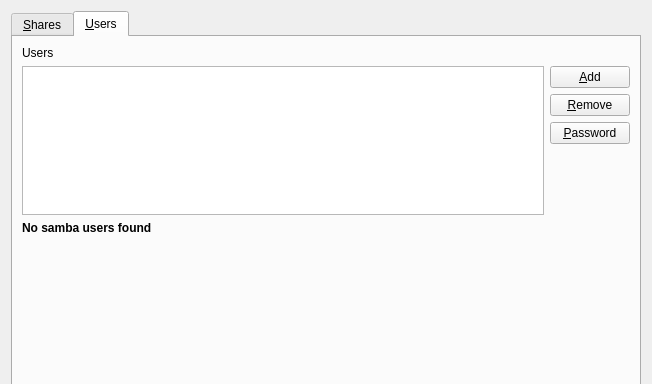
This is src/mainwindow.ui in MX-Linux/mx-samba-config as Qt 5 draws it before an edit; both pictures show x 0 to 652 and y 0 to 384 of the 652 by 578 pixel window. The edited form follows.
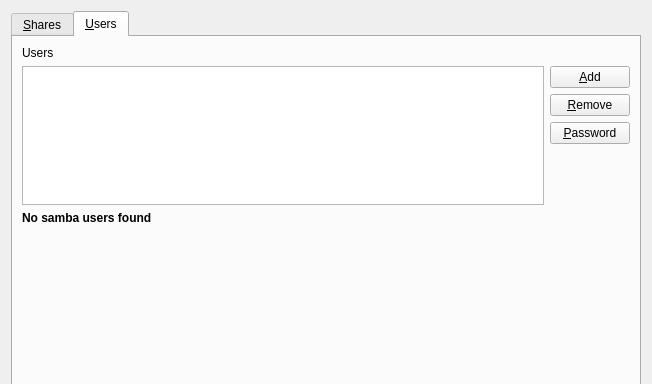
This is the edited form. The open tabs and pages were chosen to show the change. Icons and pictures are not drawn.

Commit message:
Tell users when Samba shares their home folder
The [homes] section most smb.conf files enable exports each Samba
user's home folder to that user, but it is not a usershare and never
appears in the share list. Show a note on the Users tab when testparm
reports the section, saying whether it is read-only, and explain it in
the help.

```diff
--- a/src/mainwindow.ui
+++ b/src/mainwindow.ui
@@ -194,6 +194,19 @@
           <widget class="QListWidget" name="listWidgetUsers"/>
          </item>
          <item row="6" column="0" colspan="2">
+          <widget class="QLabel" name="labelHomesNote">
+           <property name="visible">
+            <bool>false</bool>
+           </property>
+           <property name="textFormat">
+            <enum>Qt::PlainText</enum>
+           </property>
+           <property name="wordWrap">
+            <bool>true</bool>
+           </property>
+          </widget>
+         </item>
+         <item row="7" column="0" colspan="2">
           <spacer name="verticalSpacer">
            <property name="orientation">
             <enum>Qt::Vertical</enum>
```
The commit also changes 3 other files.
